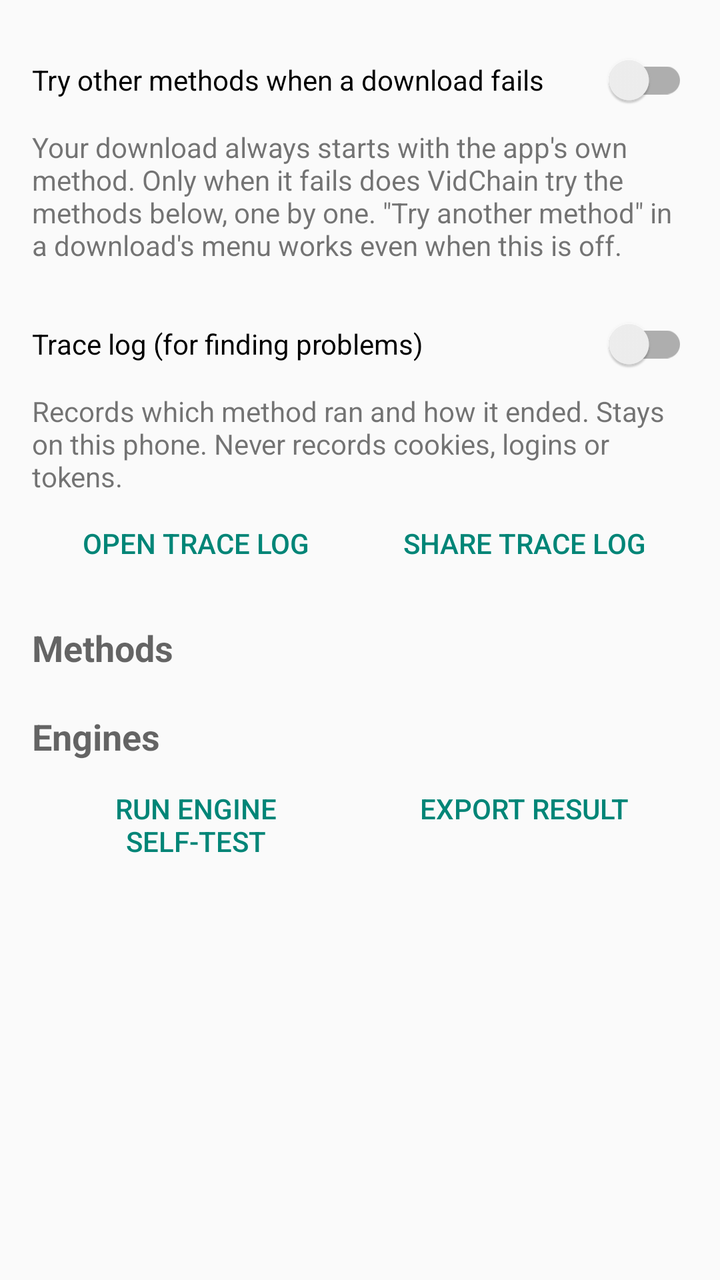
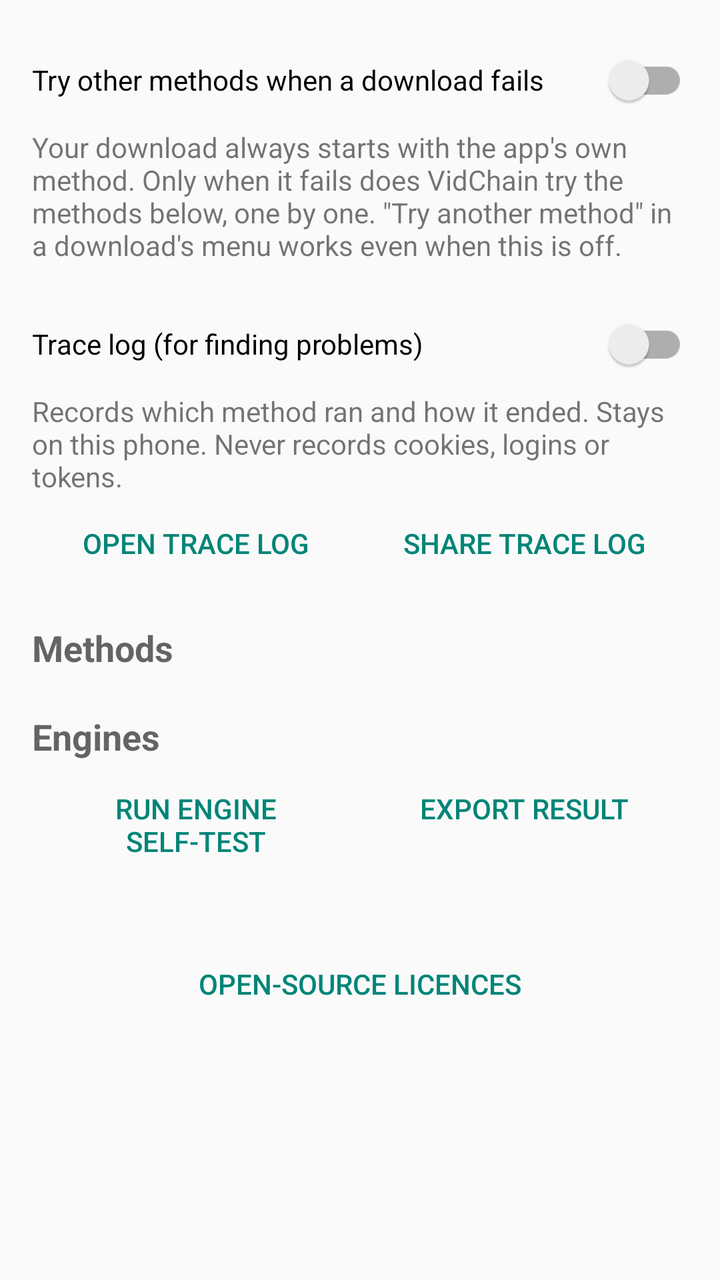

Compare the two renders of this Android layout. The source of the first and the diff that turns it into the second are given below.
<!-- AndroidManifest.xml: activity theme Theme.AppCompat.DayNight -->
<!-- res/layout/vidchain_settings.xml -->
<?xml version="1.0" encoding="utf-8"?>
<ScrollView xmlns:android="http://schemas.android.com/apk/res/android"
	android:layout_width="match_parent"
	android:layout_height="match_parent"
	android:fillViewport="true">

	<LinearLayout
		android:layout_width="match_parent"
		android:layout_height="wrap_content"
		android:orientation="vertical"
		android:padding="16dp">

		<androidx.appcompat.widget.SwitchCompat
			android:id="@+id/vidchain_fallbacks_enabled"
			android:layout_width="match_parent"
			android:layout_height="wrap_content"
			android:minHeight="48dp"
			android:text="@string/vidchain_fallbacks_enabled" />

		<TextView
			android:layout_width="match_parent"
			android:layout_height="wrap_content"
			android:layout_marginBottom="16dp"
			android:text="@string/vidchain_fallbacks_help"
			android:textAppearance="?android:attr/textAppearanceSmall" />

		<androidx.appcompat.widget.SwitchCompat
			android:id="@+id/vidchain_trace_enabled"
			android:layout_width="match_parent"
			android:layout_height="wrap_content"
			android:minHeight="48dp"
			android:text="@string/vidchain_trace_enabled" />

		<TextView
			android:layout_width="match_parent"
			android:layout_height="wrap_content"
			android:text="@string/vidchain_trace_help"
			android:textAppearance="?android:attr/textAppearanceSmall" />

		<LinearLayout
			android:layout_width="match_parent"
			android:layout_height="wrap_content"
			android:layout_marginBottom="16dp"
			android:orientation="horizontal">

			<Button
				android:id="@+id/vidchain_trace_open"
				style="?android:attr/buttonBarButtonStyle"
				android:layout_width="0dp"
				android:layout_height="wrap_content"
				android:layout_weight="1"
				android:text="@string/vidchain_trace_open" />

			<Button
				android:id="@+id/vidchain_trace_share"
				style="?android:attr/buttonBarButtonStyle"
				android:layout_width="0dp"
				android:layout_height="wrap_content"
				android:layout_weight="1"
				android:text="@string/vidchain_trace_share" />
		</LinearLayout>

		<TextView
			android:layout_width="match_parent"
			android:layout_height="wrap_content"
			android:layout_marginBottom="4dp"
			android:text="@string/vidchain_methods_title"
			android:textAppearance="?android:attr/textAppearanceMedium"
			android:textStyle="bold" />

		<LinearLayout
			android:id="@+id/vidchain_methods"
			android:layout_width="match_parent"
			android:layout_height="wrap_content"
			android:layout_marginBottom="16dp"
			android:orientation="vertical" />

		<TextView
			android:layout_width="match_parent"
			android:layout_height="wrap_content"
			android:text="@string/vidchain_engines_title"
			android:textAppearance="?android:attr/textAppearanceMedium"
			android:textStyle="bold" />

		<LinearLayout
			android:layout_width="match_parent"
			android:layout_height="wrap_content"
			android:orientation="horizontal">

			<Button
				android:id="@+id/vidchain_self_test"
				style="?android:attr/buttonBarButtonStyle"
				android:layout_width="0dp"
				android:layout_height="wrap_content"
				android:layout_weight="1"
				android:text="@string/vidchain_self_test" />

			<Button
				android:id="@+id/vidchain_self_test_export"
				style="?android:attr/buttonBarButtonStyle"
				android:layout_width="0dp"
				android:layout_height="wrap_content"
				android:layout_weight="1"
				android:text="@string/vidchain_self_test_export" />
		</LinearLayout>

		<TextView
			android:id="@+id/vidchain_self_test_result"
			android:layout_width="match_parent"
			android:layout_height="wrap_content"
			android:fontFamily="monospace"
			android:textIsSelectable="true"
			android:textSize="12sp" />
	</LinearLayout>
</ScrollView>
<!-- resources referenced by this layout -->
<resources>
  <string name="vidchain_engines_title">Engines</string>
  <string name="vidchain_fallbacks_enabled">Try other methods when a download fails</string>
  <string name="vidchain_fallbacks_help">Your download always starts with the app\'s own method. Only when it fails does VidChain try the methods below, one by one. \"Try another method\" in a download\'s menu works even when this is off.</string>
  <string name="vidchain_methods_title">Methods</string>
  <string name="vidchain_self_test">Run engine self-test</string>
  <string name="vidchain_self_test_export">Export result</string>
  <string name="vidchain_trace_enabled">Trace log (for finding problems)</string>
  <string name="vidchain_trace_help">Records which method ran and how it ended. Stays on this phone. Never records cookies, logins or tokens.</string>
  <string name="vidchain_trace_open">Open trace log</string>
  <string name="vidchain_trace_share">Share trace log</string>
</resources>

<!-- the commit's change to res/layout/vidchain_settings.xml (unified diff, before → after) -->
@@ -111,5 +111,13 @@
 			android:fontFamily="monospace"
 			android:textIsSelectable="true"
 			android:textSize="12sp" />
+
+		<Button
+			android:id="@+id/vidchain_licences"
+			style="?android:attr/buttonBarButtonStyle"
+			android:layout_width="match_parent"
+			android:layout_height="wrap_content"
+			android:layout_marginTop="16dp"
+			android:text="@string/vidchain_licences_title" />
 	</LinearLayout>
 </ScrollView>
<!-- resource entries referenced after the edit -->
@@ -3,6 +3,7 @@
   <string name="vidchain_engines_title">Engines</string>
   <string name="vidchain_fallbacks_enabled">Try other methods when a download fails</string>
   <string name="vidchain_fallbacks_help">Your download always starts with the app\'s own method. Only when it fails does VidChain try the methods below, one by one. \"Try another method\" in a download\'s menu works even when this is off.</string>
+  <string name="vidchain_licences_title">Open-source licences</string>
   <string name="vidchain_methods_title">Methods</string>
   <string name="vidchain_self_test">Run engine self-test</string>
   <string name="vidchain_self_test_export">Export result</string>
